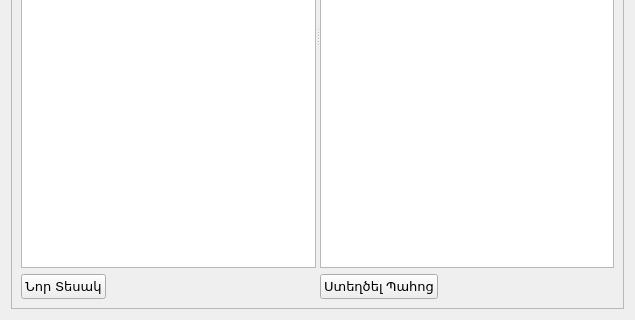
Old version of the form src/settings.ui in the repository ADCompany/AD-Farm; both pictures show x 0 to 635 and y 248 to 568 of the 635 by 568 pixel window.
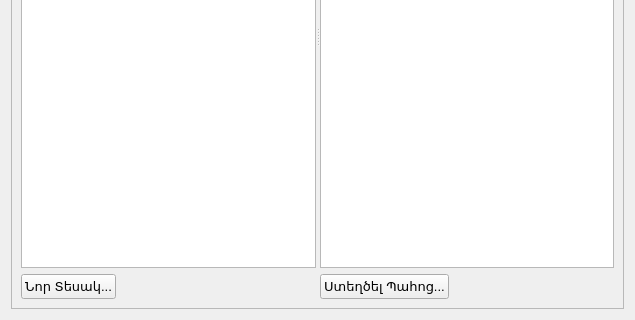
New version of the form.

Patch:
```diff
--- a/src/settings.ui
+++ b/src/settings.ui
@@ -77,7 +77,7 @@
                 </font>
                </property>
                <property name="text">
-                <string>Նոր Տեսակ</string>
+                <string>Նոր Տեսակ...</string>
                </property>
               </widget>
              </item>
@@ -141,7 +141,7 @@
                 </font>
                </property>
                <property name="text">
-                <string>Ստեղծել Պահոց</string>
+                <string>Ստեղծել Պահոց...</string>
                </property>
               </widget>
              </item>
```
